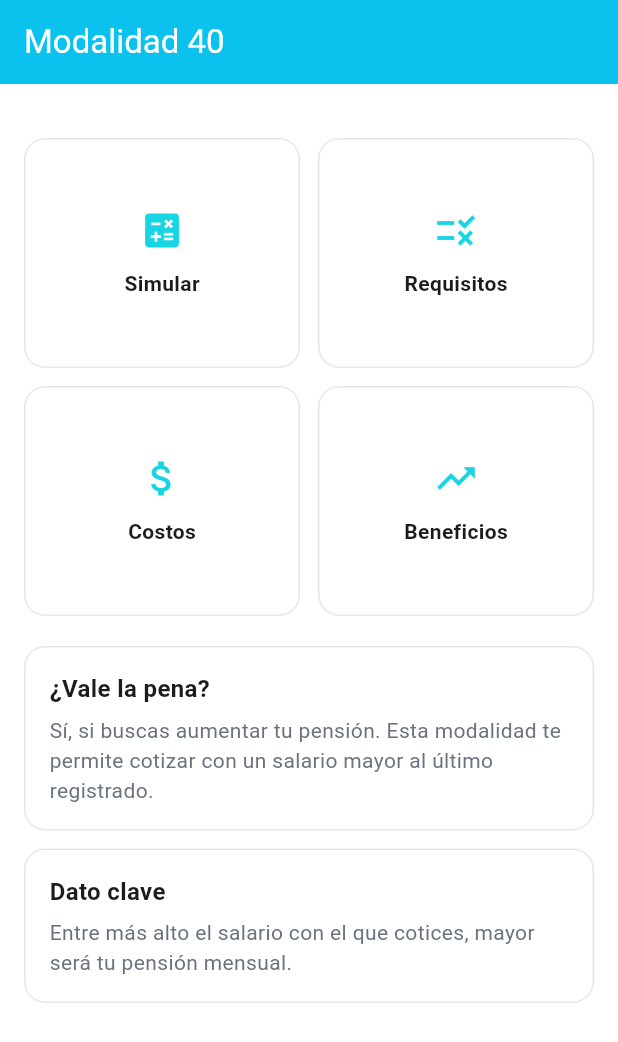
After one commit to joliDevelop/app, a Flutter app: the Modalidad40 screen opened by its route, on a phone screen of 412 x 824 dp. The commit adds this screen. Shown: the top 1042 px of the screen. Run offline on Flutter 3.47's test engine with Material 3 defaults, Android fonts, the light colour scheme and no system bars; our stand-ins replace flutter_secure_storage, go_router; accounts and stored records are empty.

Commit message:
fix():Navegación UI

```diff
--- a/lib/features/auth/presentation/pages/login_page.dart
+++ b/lib/features/auth/presentation/pages/login_page.dart
@@ -1,6 +1,6 @@
 import 'package:flutter/material.dart';
 import '../../../../core/theme/app_colors.dart';
-import '../../../../core/widgets/dinamicbar.dart';
+// import '../../../../core/widgets/dinamicbar.dart';
 import '../widgets/login_bottom_sheet.dart';
 import '../widgets/login_carousel.dart';
 
@@ -10,7 +10,7 @@ class LoginPage extends StatelessWidget {
   @override
   Widget build(BuildContext context) {
     return Scaffold(
-      appBar: const AppBarGlobal(title: "Bienvenido"),
+      // appBar: const AppBarGlobal(title: "Bienvenido"),
       body: Stack(
         children: [
           const SizedBox.expand(child: LoginCarousel()),
--- a/lib/features/auth/presentation/widgets/login_carousel.dart
+++ b/lib/features/auth/presentation/widgets/login_carousel.dart
@@ -83,7 +83,7 @@ class _LoginCarouselState extends State<LoginCarousel> {
 
         // Indicador
         Positioned(
-          top: 20,
+          top: 60,
           left: 0,
           right: 0,
           child: LoginIndicator(
--- /dev/null
+++ b/lib/features/pensiones/presentacion/pages/modalidad_40/m40_home_page.dart
@@ -0,0 +1,191 @@
+import 'package:flutter/material.dart';
+import '../../../../../core/theme/app_colors.dart';
+import '../../../../../core/widgets/dinamicbar.dart';
+
+class Modalidad40 extends StatelessWidget {
+  const Modalidad40({super.key});
+
+  @override
+  Widget build(BuildContext context) {
+    return Scaffold(
+      backgroundColor: AppColors.background,
+      appBar: const AppBarGlobal(title: "Modalidad 40"),
+      body: ListView(
+        padding: const EdgeInsets.all(16),
+        children: [
+          // _headerCard(),
+          const SizedBox(height: 20),
+          _accionesGrid(context),
+          const SizedBox(height: 20),
+          _infoCard(
+            title: "¿Vale la pena?",
+            content:
+                "Sí, si buscas aumentar tu pensión. Esta modalidad te permite cotizar con un salario mayor al último registrado.",
+          ),
+          const SizedBox(height: 12),
+          _infoCard(
+            title: "Dato clave",
+            content:
+                "Entre más alto el salario con el que cotices, mayor será tu pensión mensual.",
+          ),
+        ],
+      ),
+    );
+  }
+
+  // 🧩 Grid de acciones
+  static Widget _accionesGrid(BuildContext context) {
+    final items = [
+      _AccionItem(
+        icon: Icons.calculate,
+        title: "Simular",
+        onTap: () => _showModal(
+          context,
+          "Simulación",
+          "Aquí podrás calcular cuánto podrías recibir de pensión según tu salario.",
+        ),
+      ),
+      _AccionItem(
+        icon: Icons.rule,
+        title: "Requisitos",
+        onTap: () => _showModal(
+          context,
+          "Requisitos",
+          "• Tener mínimo 52 semanas cotizadas\n• No estar activo en el IMSS\n• Haber cotizado antes de 1997",
+        ),
+      ),
+      _AccionItem(
+        icon: Icons.attach_money,
+        title: "Costos",
+        onTap: () => _showModal(
+          context,
+          "Costos",
+          "El pago depende del salario con el que decidas cotizar. Entre más alto, mayor inversión.",
+        ),
+      ),
+      _AccionItem(
+        icon: Icons.trending_up,
+        title: "Beneficios",
+        onTap: () => _showModal(
+          context,
+          "Beneficios",
+          "• Aumenta tu pensión\n• Control sobre tu cotización\n• Mejor retiro",
+        ),
+      ),
+    ];
+
+    return GridView.builder(
+      itemCount: items.length,
+      shrinkWrap: true,
+      physics: const NeverScrollableScrollPhysics(),
+      gridDelegate: const SliverGridDelegateWithFixedCrossAxisCount(
+        crossAxisCount: 2,
+        mainAxisSpacing: 12,
+        crossAxisSpacing: 12,
+        childAspectRatio: 1.2,
+      ),
+      itemBuilder: (_, i) => items[i],
+    );
+  }
+
+  // 📄 Card secundaria
+  static Widget _infoCard({required String title, required String content}) {
+    return Container(
+      padding: const EdgeInsets.all(16),
+      decoration: BoxDecoration(
+        color: AppColors.background,
+        borderRadius: BorderRadius.circular(14),
+        border: Border.all(color: AppColors.border),
+      ),
+      child: Column(
+        crossAxisAlignment: CrossAxisAlignment.start,
+        children: [
+          Text(
+            title,
+            style: const TextStyle(fontWeight: FontWeight.bold, fontSize: 16),
+          ),
+          const SizedBox(height: 6),
+          Text(content, style: const TextStyle(color: AppColors.textMuted)),
+        ],
+      ),
+    );
+  }
+
+  // 📱 Modal inferior
+  static void _showModal(BuildContext context, String title, String content) {
+    showModalBottomSheet(
+      context: context,
+      backgroundColor: AppColors.background,
+      shape: const RoundedRectangleBorder(
+        borderRadius: BorderRadius.vertical(top: Radius.circular(20)),
+      ),
+      builder: (_) {
+        return Padding(
+          padding: const EdgeInsets.all(20),
+          child: Wrap(
+            children: [
+              Center(
+                child: Container(
+                  width: 40,
+                  height: 5,
+                  margin: const EdgeInsets.only(bottom: 10),
+                  decoration: BoxDecoration(
+                    color: AppColors.border,
+                    borderRadius: BorderRadius.circular(10),
+                  ),
+                ),
+              ),
+              Text(
+                title,
+                style: const TextStyle(
+                  fontSize: 18,
+                  fontWeight: FontWeight.bold,
+                ),
+              ),
+              const SizedBox(height: 10),
+              Text(content, style: const TextStyle(color: AppColors.textMuted)),
+              const SizedBox(height: 20),
+            ],
+          ),
+        );
+      },
+    );
+  }
+}
+
+// 🔘 Item del grid
+class _AccionItem extends StatelessWidget {
+  final IconData icon;
+  final String title;
+  final VoidCallback onTap;
+
+  const _AccionItem({
+    required this.icon,
+    required this.title,
+    required this.onTap,
+  });
+
+  @override
+  Widget build(BuildContext context) {
+    return InkWell(
+      onTap: onTap,
+      borderRadius: BorderRadius.circular(14),
+      child: Container(
+        decoration: BoxDecoration(
+          color: AppColors.background,
+          borderRadius: BorderRadius.circular(14),
+          border: Border.all(color: AppColors.border),
+        ),
+        padding: const EdgeInsets.all(14),
+        child: Column(
+          mainAxisAlignment: MainAxisAlignment.center,
+          children: [
+            Icon(icon, color: AppColors.primary, size: 30),
+            const SizedBox(height: 10),
+            Text(title, style: const TextStyle(fontWeight: FontWeight.w600)),
+          ],
+        ),
+      ),
+    );
+  }
+}
--- a/lib/features/seguros/widgets/seguro_card.dart
+++ b/lib/features/seguros/widgets/seguro_card.dart
@@ -1,5 +1,5 @@
 import 'package:flutter/material.dart';
-// import '../../../../core/theme/app_colors.dart';
+import '../../../../core/theme/app_colors.dart';
 import '../models/seguro_model.dart';
 import '../config/seguro_ui_config.dart';
 
@@ -72,14 +72,14 @@ class SeguroCard extends StatelessWidget {
                           vertical: 3,
                         ),
                         decoration: BoxDecoration(
-                          color: const Color.fromARGB(255, 0, 0, 0).withOpacity(.25),
+                          color: AppColors.joli,
                           borderRadius: BorderRadius.circular(20),
                         ),
                         child: Text(
                           seguro.tipo.label,
                           style: const TextStyle(
                             fontSize: 11,
-                            color: Color.fromARGB(255, 0, 0, 0),
+                          color: AppColors.background,
                             fontWeight: FontWeight.w600,
                             letterSpacing: .3,
                           ),
```
Also changed, not shown: lib/core/router.dart (+19 -4 lines), lib/features/auth/presentation/widgets/login_form.dart (+5 -2 lines), lib/features/pensiones/presentacion/pages/home_page.dart (+12 -10 lines).
